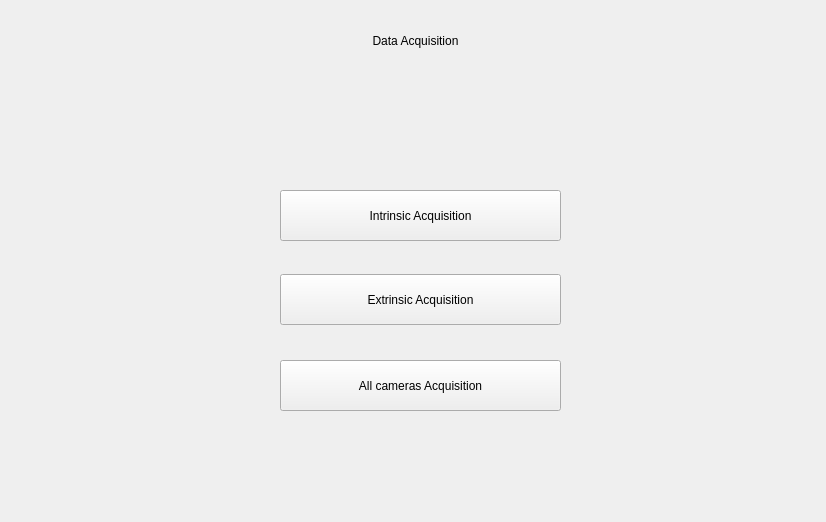
First picture: the form in src/views/dataAcquisitionManagement.ui, repository Jjat00/Deptherm-Inspection, before the edit.
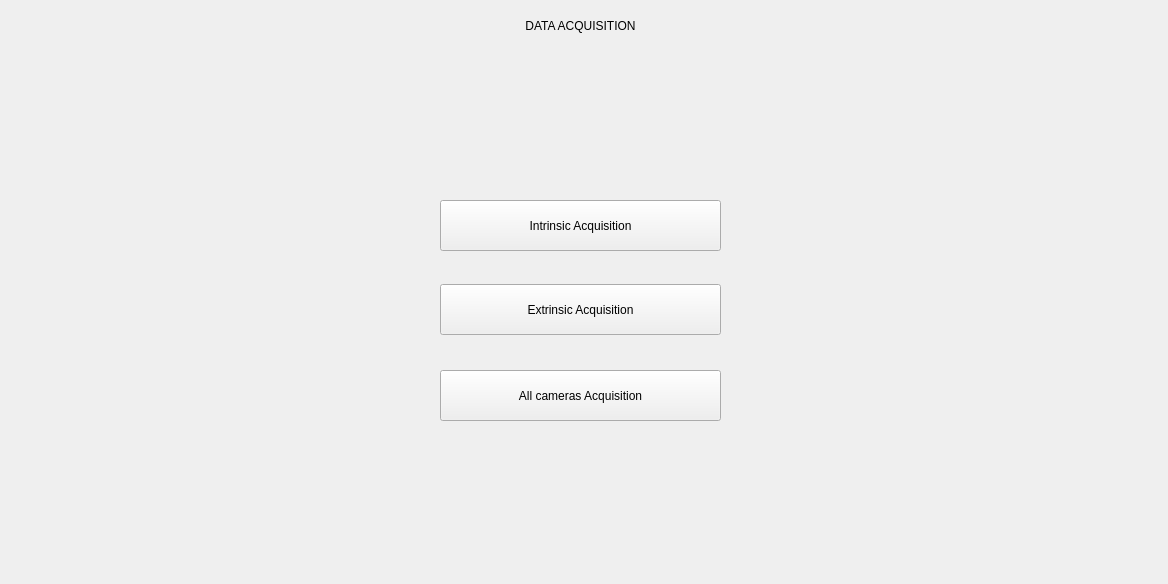
Second picture: the form after the edit.

Diff of the .ui file:
```diff
--- a/src/views/dataAcquisitionManagement.ui
+++ b/src/views/dataAcquisitionManagement.ui
@@ -6,8 +6,8 @@
    <rect>
     <x>0</x>
     <y>0</y>
-    <width>826</width>
-    <height>522</height>
+    <width>1168</width>
+    <height>584</height>
    </rect>
   </property>
   <property name="windowTitle">
@@ -16,8 +16,8 @@
   <widget class="QPushButton" name="buttonIntAcq">
    <property name="geometry">
     <rect>
-     <x>280</x>
-     <y>190</y>
+     <x>440</x>
+     <y>200</y>
      <width>281</width>
      <height>51</height>
     </rect>
@@ -29,8 +29,8 @@
   <widget class="QPushButton" name="buttonExtAcq">
    <property name="geometry">
     <rect>
-     <x>280</x>
-     <y>274</y>
+     <x>440</x>
+     <y>284</y>
      <width>281</width>
      <height>51</height>
     </rect>
@@ -45,8 +45,8 @@
   <widget class="QPushButton" name="buttonAllAcq">
    <property name="geometry">
     <rect>
-     <x>280</x>
-     <y>360</y>
+     <x>440</x>
+     <y>370</y>
      <width>281</width>
      <height>51</height>
     </rect>
@@ -58,14 +58,14 @@
   <widget class="QLabel" name="label">
    <property name="geometry">
     <rect>
-     <x>20</x>
-     <y>10</y>
-     <width>791</width>
-     <height>61</height>
+     <x>-10</x>
+     <y>0</y>
+     <width>1181</width>
+     <height>51</height>
     </rect>
    </property>
    <property name="text">
-    <string>Data Acquisition</string>
+    <string>DATA ACQUISITION</string>
    </property>
    <property name="alignment">
     <set>Qt::AlignCenter</set>
```
Left out of the diff: 2 changed lines with no effect on the pictures.
